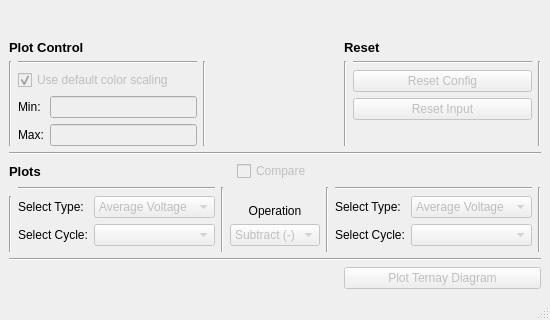
This is phase-diagram/view/app.ui in abdullahsumbal/data-analysis as Qt 5 draws it before an edit; both pictures show x 0 to 550 and y 141 to 461 of the 550 by 461 pixel window. The edited form follows.
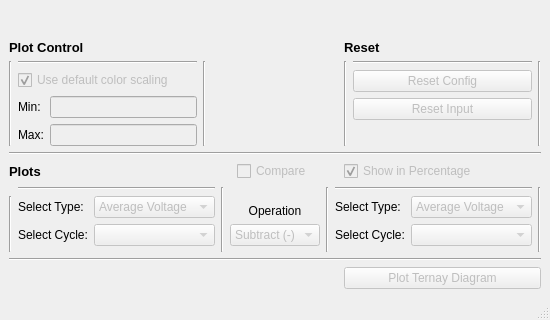
This is the edited form.

Commit message: added checkbox for percentage

Diff of the .ui file:
```diff
--- a/phase-diagram/view/app.ui
+++ b/phase-diagram/view/app.ui
@@ -478,6 +478,19 @@
         </item>
        </layout>
       </item>
+      <item row="7" column="2">
+       <widget class="QCheckBox" name="checkbox_percentage">
+        <property name="enabled">
+         <bool>false</bool>
+        </property>
+        <property name="text">
+         <string>Show in Percentage</string>
+        </property>
+        <property name="checked">
+         <bool>true</bool>
+        </property>
+       </widget>
+      </item>
      </layout>
     </item>
    </layout>
```
The commit also changes 1 other file.
